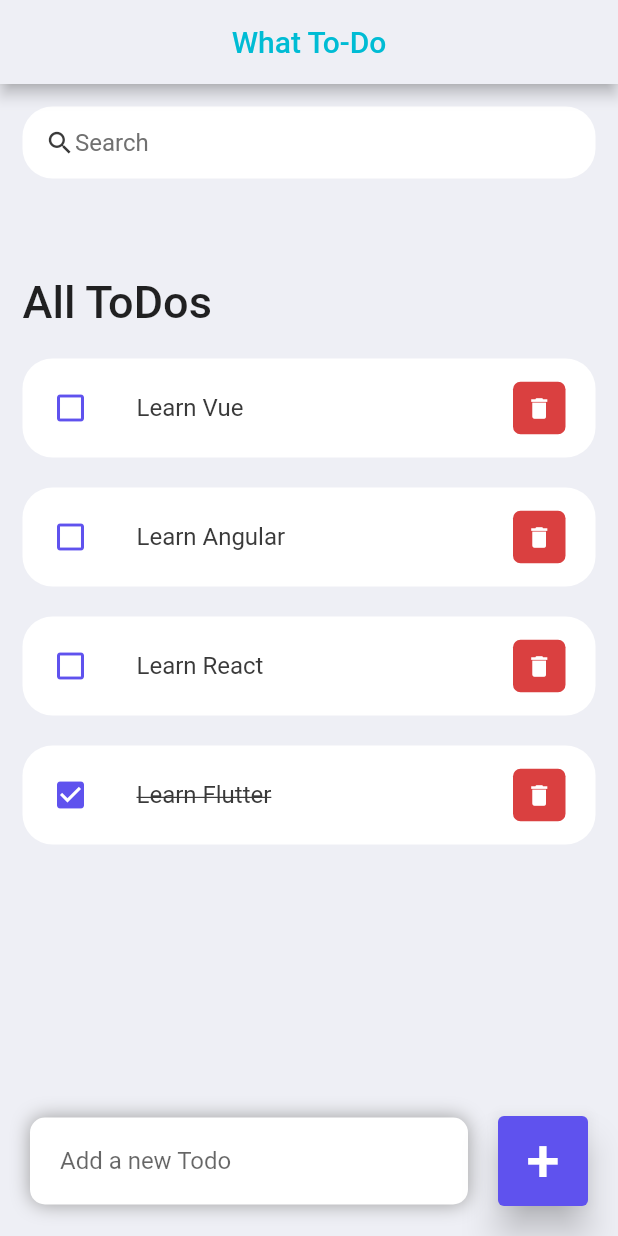
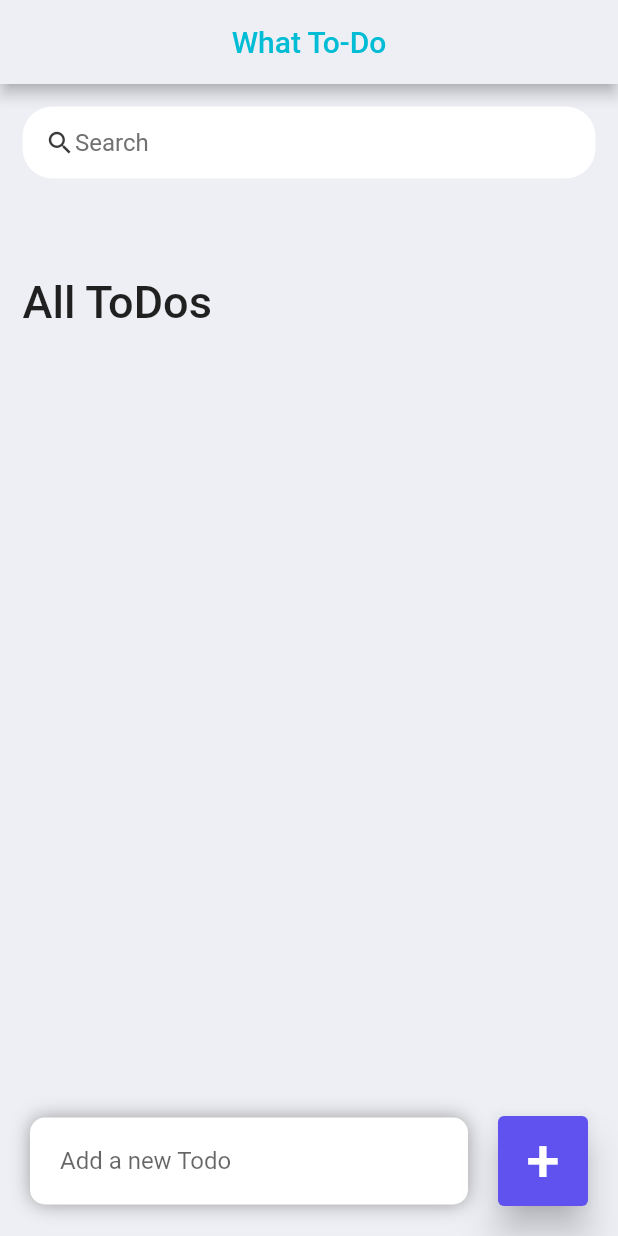
Before and after one commit to ChitrangWhiteblink/Flutter, a Flutter app: the screen it shows after launch, on a phone screen of 412 x 824 dp. Run offline on Flutter 3.47's test engine with Material 2 defaults, Android fonts, the phone set to English and light mode, and no system bars.

Commit message:
some changes

```diff
--- a/lib/model/todo.dart
+++ b/lib/model/todo.dart
@@ -12,10 +12,7 @@ class ToDo {
 
   static List<ToDo> todoList(){
     return[
-      ToDo(id:'01',todoText: 'Learn Flutter', isDone:true),
-      ToDo(id:'02',todoText: 'Learn React', isDone:false),
-      ToDo(id:'03',todoText: 'Learn Angular', isDone:false),
-      ToDo(id:'04',todoText: 'Learn Vue', isDone:false),
+
     ];
   }
 
```
Also changed, not shown: lib/screens/home.dart (+8 -3 lines).
